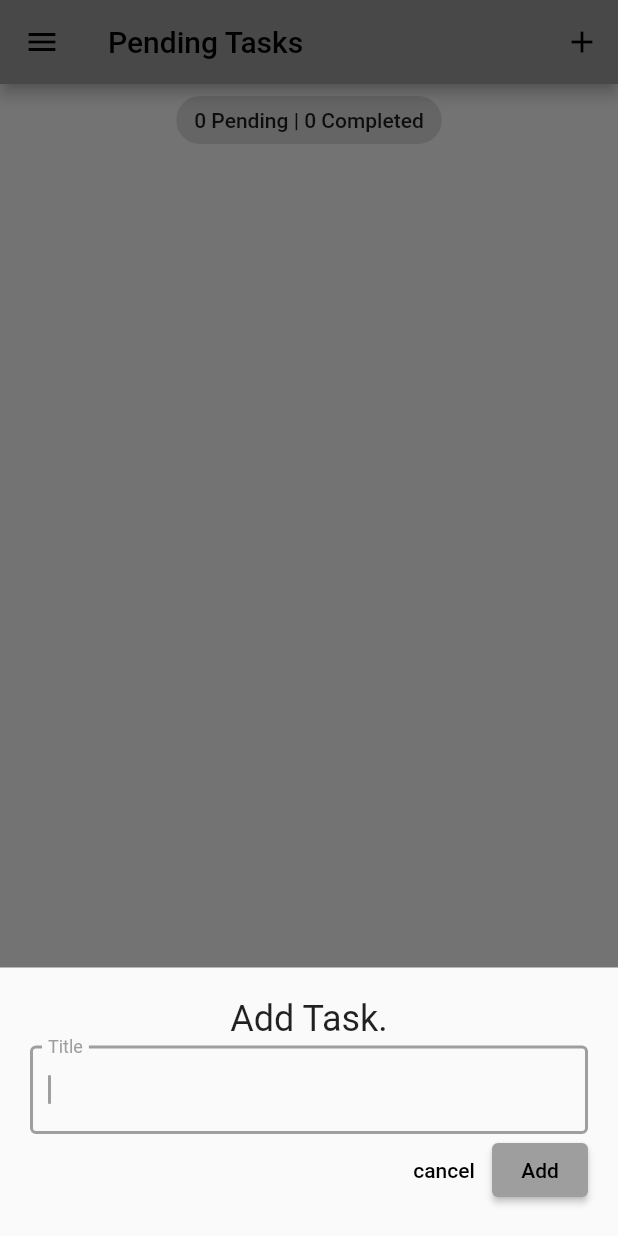
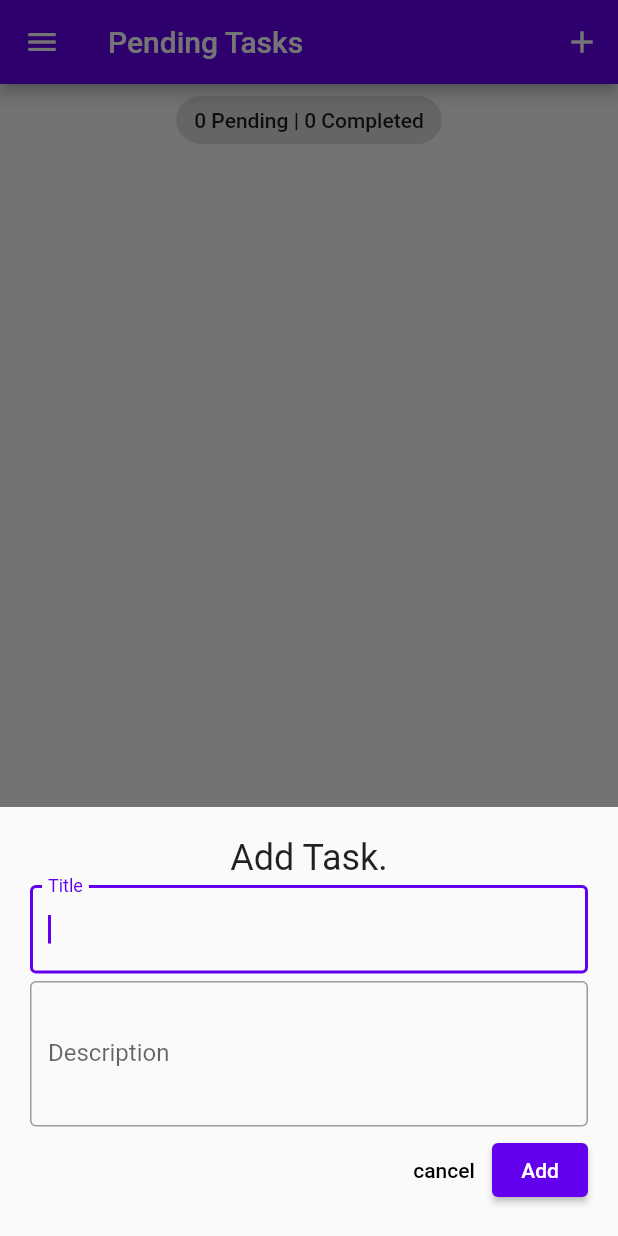
Before and after one commit to PhaiWisit/Tasklist_Bloc, a Flutter app: the MyDrawer widget shown alone on an empty page, opened directly, after a tap on "My Task", after a tap on the "add" icon, on a phone screen of 412 x 824 dp. Run offline on Flutter 3.47's test engine with Material 2 defaults, Android fonts, the phone set to English and light mode, and no system bars; our stand-ins replace equatable, flutter_bloc, hydrated_bloc.

```diff
--- a/lib/blocs/switch_bloc/switch_bloc.dart
+++ b/lib/blocs/switch_bloc/switch_bloc.dart
@@ -6,7 +6,7 @@ part 'switch_event.dart';
 part 'switch_state.dart';
 
 class SwitchBloc extends HydratedBloc<SwitchEvent, SwitchState> {
-  SwitchBloc() : super(SwitchInitial(switchValue: false)) {
+  SwitchBloc() : super(const SwitchInitial(switchValue: false)) {
     on<SwitchOnEvent>((event, emit) {
       emit(const SwitchState(switchValue: true));
     });
--- a/lib/blocs/switch_bloc/switch_state.dart
+++ b/lib/blocs/switch_bloc/switch_state.dart
@@ -24,5 +24,5 @@ class SwitchState extends Equatable {
 }
 
 class SwitchInitial extends SwitchState {
-  SwitchInitial({required bool switchValue}) : super(switchValue: switchValue);
+  const SwitchInitial({required bool switchValue}) : super(switchValue: switchValue);
 }
--- a/lib/main.dart
+++ b/lib/main.dart
@@ -5,7 +5,6 @@ import 'package:flutter_tasks_app/services/app_theme.dart';
 import 'package:path_provider/path_provider.dart';
 import 'package:flutter/foundation.dart' show kIsWeb;
 import 'blocs/bloc_exports.dart';
-import 'screens/pending_tasks_screen.dart';
 
 main() async {
   WidgetsFlutterBinding.ensureInitialized();
@@ -49,7 +48,7 @@ class MyApp extends StatelessWidget {
             theme: state.switchValue
               ? AppThemes.appThemeData[AppTheme.darkTheme]
               : AppThemes.appThemeData[AppTheme.lightTheme],
-            home: TabsScreen(),
+            home: const TabsScreen(),
             onGenerateRoute: appRouter.onGenerateRoute,
           );
         },
--- a/lib/models/task.dart
+++ b/lib/models/task.dart
@@ -1,13 +1,16 @@
 import 'package:equatable/equatable.dart';
 
+// ignore: must_be_immutable
 class Task extends Equatable {
   final String title;
+  final String description;
   final String id;
   bool? isDone;
   bool? isDeleted;
 
   Task({
     required this.title,
+    required this.description,
     required this.id,
     this.isDone,
     this.isDeleted,
@@ -18,12 +21,14 @@ class Task extends Equatable {
 
   Task copyWith({
     String? title,
+    String? description,
     String? id,
     bool? isDone,
     bool? isDeleted,
   }) {
     return Task(
       title: title ?? this.title,
+      description: description ?? this.description,
       id: id ?? this.id,
       isDone: isDone ?? this.isDone,
       isDeleted: isDeleted ?? this.isDeleted,
@@ -33,6 +38,7 @@ class Task extends Equatable {
   Map<String, dynamic> toMap() {
     return <String, dynamic>{
       'title': title,
+      'description': description,
       'id': id,
       'isDone': isDone,
       'isDeleted': isDeleted,
@@ -42,6 +48,7 @@ class Task extends Equatable {
   factory Task.fromMap(Map<String, dynamic> map) {
     return Task(
       title: map['title'] as String,
+      description: map['description'] as String,
       id: map['id'] as String,
       isDone: map['isDone'] != null ? map['isDone'] as bool : null,
       isDeleted: map['isDeleted'] != null ? map['isDeleted'] as bool : null,
@@ -49,5 +56,5 @@ class Task extends Equatable {
   }
 
   @override
-  List<Object?> get props => [title, id, isDone, isDeleted];
+  List<Object?> get props => [title, description, id, isDone, isDeleted];
 }
--- a/lib/screens/add_task_screen.dart
+++ b/lib/screens/add_task_screen.dart
@@ -12,6 +12,7 @@ class AddTaskScreen extends StatelessWidget {
   @override
   Widget build(BuildContext context) {
     TextEditingController titleController = TextEditingController();
+    TextEditingController descriptionController = TextEditingController();
     return Container(
       padding: const EdgeInsets.all(20),
       child: Column(
@@ -33,6 +34,22 @@ class AddTaskScreen extends StatelessWidget {
               border: OutlineInputBorder(),
             ),
           ),
+          const SizedBox(
+            height: 5,
+          ),
+          TextField(
+            autofocus: true,
+            minLines: 3,
+            maxLines: 5,
+            controller: descriptionController,
+            decoration: const InputDecoration(
+              label: Text('Description'),
+              border: OutlineInputBorder(),
+            ),
+          ),
+          const SizedBox(
+            height: 5,
+          ),
           Row(
             mainAxisAlignment: MainAxisAlignment.end,
             children: [
@@ -43,6 +60,7 @@ class AddTaskScreen extends StatelessWidget {
                   onPressed: () {
                     var task = Task(
                       title: titleController.text,
+                      description: descriptionController.text,
                       id: GUIDGen.generate(),
                     );
                     context.read<TasksBloc>().add(AddTask(task: task));
--- a/lib/screens/my_drawer.dart
+++ b/lib/screens/my_drawer.dart
@@ -1,7 +1,6 @@
 import 'package:flutter/material.dart';
 import 'package:flutter_tasks_app/screens/recycle_bin.dart';
 import 'package:flutter_tasks_app/screens/tabs_screen.dart';
-import 'package:flutter_tasks_app/screens/pending_tasks_screen.dart';
 
 import '../blocs/bloc_exports.dart';
 
@@ -30,8 +29,8 @@ class MyDrawer extends StatelessWidget {
                     TabsScreen.id,
                   ),
                   child: ListTile(
-                    leading: Icon(Icons.folder_special),
-                    title: Text('My Task'),
+                    leading: const Icon(Icons.folder_special),
+                    title: const Text('My Task'),
                     trailing: Text('${state.pendingTasks.length} / ${state.completedTasks.length}'),
                   ),
                 );
--- a/lib/screens/tabs_screen.dart
+++ b/lib/screens/tabs_screen.dart
@@ -7,7 +7,7 @@ import 'package:flutter_tasks_app/screens/pending_tasks_screen.dart';
 import 'add_task_screen.dart';
 
 class TabsScreen extends StatefulWidget {
-  TabsScreen({Key? key}) : super(key: key);
+  const TabsScreen({Key? key}) : super(key: key);
 
   static const id = 'tabs_screen';
 
@@ -17,9 +17,9 @@ class TabsScreen extends StatefulWidget {
 
 class _TabsScreenState extends State<TabsScreen> {
   final List<Map<String, dynamic>> _pageDetails = [
-    {'pageName': PendingTasksScreen(), 'title': 'Pending Tasks'},
-    {'pageName': CompletedTasksScreen(), 'title': 'Completed Tasks'},
-    {'pageName': FavoritTasksScreen(), 'title': 'Favorit Tasks'},
+    {'pageName': const PendingTasksScreen(), 'title': 'Pending Tasks'},
+    {'pageName': const CompletedTasksScreen(), 'title': 'Completed Tasks'},
+    {'pageName': const FavoritTasksScreen(), 'title': 'Favorit Tasks'},
   ];
 
   var _selectedPage = 0;
@@ -27,6 +27,7 @@ class _TabsScreenState extends State<TabsScreen> {
   void _addTask(BuildContext context) {
     showModalBottomSheet(
         context: context,
+        isScrollControlled: true,
         builder: (context) => SingleChildScrollView(
               child: Container(
                 padding: EdgeInsets.only(
--- a/lib/services/app_router.dart
+++ b/lib/services/app_router.dart
@@ -1,7 +1,6 @@
 import 'package:flutter/material.dart';
 import 'package:flutter_tasks_app/screens/recycle_bin.dart';
 import 'package:flutter_tasks_app/screens/tabs_screen.dart';
-import 'package:flutter_tasks_app/screens/pending_tasks_screen.dart';
 
 class AppRouter {
   Route? onGenerateRoute(RouteSettings routeSettings) {
@@ -12,7 +11,7 @@ class AppRouter {
         );
       case TabsScreen.id:
         return MaterialPageRoute(
-          builder: (_) => TabsScreen(),
+          builder: (_) => const TabsScreen(),
         );
       default :
         return null;
--- a/lib/services/app_theme.dart
+++ b/lib/services/app_theme.dart
@@ -10,7 +10,8 @@ enum AppTheme{
       primarySwatch: Colors.grey,
       primaryColor: Colors.black,
       brightness: Brightness.dark,
-      backgroundColor: const Color(0xFF212121),
+      colorScheme: const ColorScheme.dark(),
+      // backgroundColor: const Color(0xFF212121),
       dividerColor: Colors.black54,
       floatingActionButtonTheme: const FloatingActionButtonThemeData(
         backgroundColor: Colors.white,
@@ -21,7 +22,7 @@ enum AppTheme{
         ),
       ),
       textTheme: const TextTheme(
-        subtitle1: TextStyle(color: Colors.white),
+        titleMedium: TextStyle(color: Colors.white),
       ),
       bottomNavigationBarTheme: const BottomNavigationBarThemeData(
           backgroundColor: Colors.grey, unselectedItemColor: Colors.white),
@@ -34,7 +35,8 @@ enum AppTheme{
       primarySwatch: Colors.grey,
       primaryColor: Colors.white,
       brightness: Brightness.light,
-      backgroundColor: const Color(0xFFE5E5E5),
+      colorScheme: const ColorScheme.light(),
+      // backgroundColor: const Color(0xFFE5E5E5),
       dividerColor: const Color(0xff757575),
       floatingActionButtonTheme: const FloatingActionButtonThemeData(
         backgroundColor: Colors.black,
@@ -46,7 +48,7 @@ enum AppTheme{
         ),
       ),
       textTheme: const TextTheme(
-        subtitle1: TextStyle(color: Colors.black),
+        titleMedium: TextStyle(color: Colors.black),
       ),
       bottomNavigationBarTheme: const BottomNavigationBarThemeData(
           backgroundColor: Colors.grey,
--- a/lib/widgets/task_tile.dart
+++ b/lib/widgets/task_tile.dart
@@ -22,6 +22,7 @@ class TaskTile extends StatelessWidget {
     return ListTile(
       title: Text(
         task.title,
+        overflow: TextOverflow.ellipsis,
         style: TextStyle(
             decoration: task.isDone! ? TextDecoration.lineThrough : null),
       ),
--- a/lib/widgets/tasks_list.dart
+++ b/lib/widgets/tasks_list.dart
@@ -14,12 +14,42 @@ class TasksList extends StatelessWidget {
   @override
   Widget build(BuildContext context) {
     return Expanded(
-      child: ListView.builder(
-          itemCount: tasksList.length,
-          itemBuilder: ((context, index) {
-            var task = tasksList[index];
-            return TaskTile(task: task);
-          })),
+      child: SingleChildScrollView(
+        child: ExpansionPanelList.radio(
+          children: tasksList
+              .map((task) => ExpansionPanelRadio(
+                    value: task.id,
+                    headerBuilder: (context, isOpen) => TaskTile(task: task),
+                    body: ListTile(
+                      title: SelectableText.rich(
+                        TextSpan(children: [
+                          const TextSpan(
+                            text: 'Task\n',
+                            style: TextStyle(fontWeight: FontWeight.bold),
+                          ),
+                          TextSpan(text: task.title),
+                          const TextSpan(
+                            text: '\n\nDescription\n',
+                            style: TextStyle(fontWeight: FontWeight.bold),
+                          ),
+                          TextSpan(text: task.description),
+
+                        ]),
+                      ),
+                    ),
+                  ))
+              .toList(),
+        ),
+      ),
     );
   }
 }
+
+// Expanded(
+//       child: ListView.builder(
+//           itemCount: tasksList.length,
+//           itemBuilder: ((context, index) {
+//             var task = tasksList[index];
+//             return TaskTile(task: task);
+//           })),
+//     );
```
